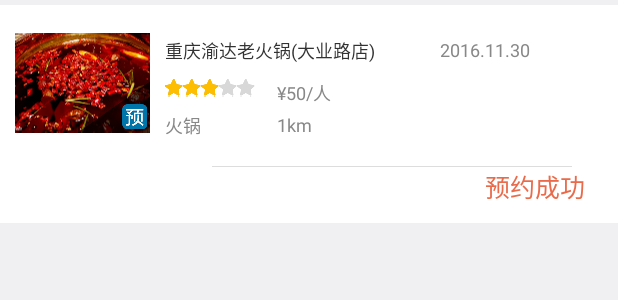
After one commit to ZYX520YTT/BFFood, an Android app: the layout item_mineorder.xml on its own in the app's theme, with its tools: preview values and no code run, on a phone screen of 412 x 824 dp. The commit adds this screen. Shown: the top 300 px of the screen. Run offline under Robolectric (Android 15) with nearby library versions, the phone set to English and light mode, and no system bars.

Commit message:
完成部分我的预约页面

```diff
--- a/app/src/main/AndroidManifest.xml
+++ b/app/src/main/AndroidManifest.xml
@@ -53,7 +53,8 @@
                 <!-- 100380359 100381104 222222 -->
             </intent-filter>
         </activity>
-        <activity android:name=".activity.StroeActivity"></activity>
+        <activity android:name=".activity.StroeActivity" />
+        <activity android:name=".activity.OrderActivity"></activity>
     </application>
 
 </manifest>
--- /dev/null
+++ b/app/src/main/res/layout/item_mineorder.xml
@@ -0,0 +1,140 @@
+<?xml version="1.0" encoding="utf-8"?>
+<FrameLayout xmlns:android="http://schemas.android.com/apk/res/android"
+    android:layout_width="match_parent"
+    android:layout_height="match_parent"
+    android:background="@color/background">
+
+    <RelativeLayout
+        android:id="@+id/item_top"
+        android:layout_width="match_parent"
+        android:layout_height="145dp"
+        android:layout_marginTop="@dimen/title_line_height"
+        android:background="@color/white">
+
+        <ImageView
+            android:id="@+id/item_icon"
+            android:layout_width="90dp"
+            android:layout_height="67dp"
+            android:layout_marginLeft="10dp"
+            android:layout_marginRight="10dp"
+            android:layout_marginTop="18dp"
+            android:src="@drawable/pic_hotpot_one" />
+
+        <ImageView
+            android:id="@+id/iv_order"
+            android:layout_width="wrap_content"
+            android:layout_height="wrap_content"
+            android:layout_alignBottom="@+id/item_icon"
+            android:layout_alignRight="@+id/item_icon"
+            android:src="@drawable/re_view_order" />
+
+
+        <RelativeLayout
+            android:id="@+id/item_content"
+            android:layout_width="match_parent"
+            android:layout_height="wrap_content"
+            android:layout_marginTop="21.5dp"
+            android:layout_toRightOf="@id/item_icon"
+            android:paddingBottom="12dp">
+
+            <TextView
+                android:id="@+id/item_title"
+                android:layout_width="wrap_content"
+                android:layout_height="wrap_content"
+                android:ellipsize="end"
+                android:singleLine="true"
+                android:text="重庆渝达老火锅(大业路店)"
+                android:textColor="#323232"
+                android:textSize="12dp" />
+
+            <TextView
+                android:id="@+id/tv_time"
+                android:layout_width="wrap_content"
+                android:layout_height="wrap_content"
+                android:layout_toRightOf="@id/item_title"
+                android:text="2016.11.30"
+                android:layout_marginLeft="43dp"
+                android:textColor="#888888"
+                android:textSize="12sp"
+                />
+
+            <RatingBar
+                android:id="@+id/item_rating"
+                android:layout_width="wrap_content"
+                android:layout_height="12dp"
+                android:layout_below="@id/item_title"
+                android:layout_marginTop="10dp"
+                android:isIndicator="true"
+                android:progressDrawable="@drawable/process_ratingbar"
+                android:rating="3" />
+
+
+            <TextView
+                android:id="@+id/tv_money"
+                android:layout_width="wrap_content"
+                android:layout_height="wrap_content"
+                android:layout_alignTop="@+id/item_rating"
+                android:layout_marginLeft="14.5dp"
+                android:layout_toRightOf="@+id/item_rating"
+                android:text="¥50/人"
+                android:textColor="#888888"
+                android:textSize="12dp" />
+
+
+            <TextView
+                android:id="@+id/item_name"
+                android:layout_width="match_parent"
+                android:layout_height="wrap_content"
+                android:layout_below="@id/item_rating"
+                android:layout_marginTop="10dp"
+                android:singleLine="true"
+                android:text="火锅"
+                android:textColor="#888888"
+                android:textSize="12dp"
+
+                />
+
+
+            <TextView
+                android:id="@+id/tv_distance"
+                android:layout_width="wrap_content"
+                android:layout_height="wrap_content"
+                android:layout_alignLeft="@+id/tv_money"
+                android:layout_alignTop="@+id/item_name"
+                android:layout_below="@id/tv_money"
+                android:text="1km"
+                android:textColor="#888888"
+                android:textSize="12dp" />
+
+            <ImageView
+                android:id="@+id/hotpot_line"
+                android:layout_width="match_parent"
+                android:layout_height="wrap_content"
+                android:layout_below="@+id/item_name"
+                android:layout_marginTop="18dp"
+                android:src="@drawable/view_hotpot_line" />
+
+
+            <TextView
+                android:id="@+id/tv_orderinfo"
+                android:layout_width="wrap_content"
+                android:layout_height="wrap_content"
+                android:layout_alignTop="@+id/iv_hui"
+                android:layout_marginLeft="10dp"
+                android:layout_toRightOf="@+id/iv_hui"
+                android:text="预约成功"
+                android:textSize="16.5dp"
+                android:layout_alignParentBottom="true"
+                android:layout_alignParentRight="true"
+                android:layout_marginRight="22dp"
+                android:textColor="@color/ordersuccess"
+                />
+
+
+        </RelativeLayout>
+
+
+    </RelativeLayout>
+
+
+</FrameLayout>
--- a/app/src/main/res/values/colors.xml
+++ b/app/src/main/res/values/colors.xml
@@ -15,6 +15,8 @@
     <color name="title_background">#ea6b4b</color>
     <color name="bg_ll_point">#505c5858</color>
 
+    <color name="ordersuccess">#ea6b4b</color>
+    <color name="orderfailure">#888888</color>
 
     <color name="textcolor">#646464</color>
     <color name="title_color">#2e2e2e</color>
--- a/app/src/main/res/values/strings.xml
+++ b/app/src/main/res/values/strings.xml
@@ -37,6 +37,8 @@
     <string name="mine_order">我的预约</string>
     <string name="mine_local">我的地址</string>
     <string name="mine_share">我的分享</string>
+    <string name="order_success">预约成功</string>
+    <string name="order_failure">预约失效</string>
 
 
     <!--网络-->
```
Also changed, not shown: app/src/main/java/food/neusoft/com/food/activity/OrderActivity.java (added, +14 -0 lines), app/src/main/java/food/neusoft/com/food/adapter/MineOrderAdapter.java (added, +98 -0 lines), app/src/main/java/food/neusoft/com/food/domian/MineOrderInfo.java (added, +266 -0 lines), app/src/main/java/food/neusoft/com/food/thread/Url.java (+13 -8 lines), app/src/main/res/layout/activity_order.xml (added, +58 -0 lines).
